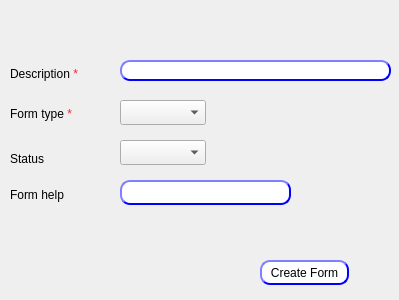
Old version of the form presentation/authorization_ui/createForm.ui in the repository Hossam01/HyperPOS2020Design.
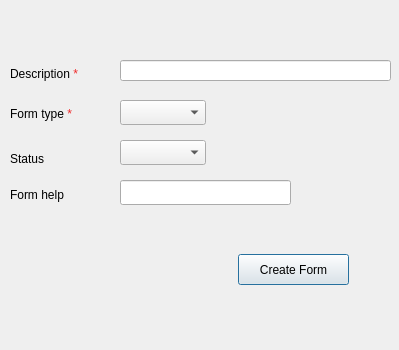
New version of the form.

The edit to the form file:
```diff
--- a/presentation/authorization_ui/createForm.ui
+++ b/presentation/authorization_ui/createForm.ui
@@ -7,9 +7,21 @@
     <x>0</x>
     <y>0</y>
     <width>399</width>
-    <height>300</height>
+    <height>350</height>
    </rect>
   </property>
+  <property name="minimumSize">
+   <size>
+    <width>399</width>
+    <height>350</height>
+   </size>
+  </property>
+  <property name="maximumSize">
+   <size>
+    <width>399</width>
+    <height>350</height>
+   </size>
+  </property>
   <property name="windowTitle">
    <string>Form</string>
   </property>
@@ -26,35 +38,16 @@
   <widget class="QPushButton" name="BTN_createForm">
    <property name="geometry">
     <rect>
-     <x>260</x>
-     <y>260</y>
-     <width>89</width>
-     <height>25</height>
+     <x>238</x>
+     <y>254</y>
+     <width>111</width>
+     <height>31</height>
     </rect>
    </property>
-   <property name="styleSheet">
-    <string notr="true">QPushButton{
-                                        background-color: white;
-                                        border-style: outset;
-                                        border-width: 2px;
-                                        border-radius: 10px;
-                                        border-color: blue;
-                                        min-width: 6em;
-                                        }
-                                        QPushButton:hover {
-                                        background: qradialgradient(
-                                        cx: 0.3, cy: -0.4, fx: 0.3, fy: -0.4,
-                                        radius: 1.35, stop: 0 #fff, stop: 1 #bbb
-                                        );
-                                        }
-                                        QPushButton:pressed {
-                                        border-style: inset;
-                                        background: qradialgradient(
-                                        cx: 0.4, cy: -0.1, fx: 0.4, fy: -0.1,
-                                        radius: 1.35, stop: 0 #fff, stop: 1 #ddd
-                                        );
-                                        }
-                                    </string>
+   <property name="font">
+    <font>
+     <pointsize>9</pointsize>
+    </font>
    </property>
    <property name="text">
     <string>Create Form</string>
@@ -95,30 +88,6 @@
      <height>21</height>
     </rect>
    </property>
-   <property name="styleSheet">
-    <string notr="true">QLineEdit{
-                                        background-color: white;
-                                        border-style: outset;
-                                        border-width: 2px;
-                                        border-radius: 10px;
-                                        border-color: blue;
-                                        min-width: 6em;
-                                        }
-                                        QLineEdit:hover {
-                                        background: qradialgradient(
-                                        cx: 0.3, cy: -0.4, fx: 0.3, fy: -0.4,
-                                        radius: 1.35, stop: 0 #fff, stop: 1 #bbb
-                                        );
-                                        }
-                                       QLineEdit:pressed {
-                                        border-style: inset;
-                                        background: qradialgradient(
-                                        cx: 0.4, cy: -0.1, fx: 0.4, fy: -0.1,
-                                        radius: 1.35, stop: 0 #fff, stop: 1 #ddd
-                                        );
-                                        }
-                                    </string>
-   </property>
   </widget>
   <widget class="QLabel" name="label_7">
    <property name="geometry">
@@ -144,30 +113,6 @@
      <height>25</height>
     </rect>
    </property>
-   <property name="styleSheet">
-    <string notr="true">QLineEdit{
-                                        background-color: white;
-                                        border-style: outset;
-                                        border-width: 2px;
-                                        border-radius: 10px;
-                                        border-color: blue;
-                                        min-width: 6em;
-                                        }
-                                        QLineEdit:hover {
-                                        background: qradialgradient(
-                                        cx: 0.3, cy: -0.4, fx: 0.3, fy: -0.4,
-                                        radius: 1.35, stop: 0 #fff, stop: 1 #bbb
-                                        );
-                                        }
-                                       QLineEdit:pressed {
-                                        border-style: inset;
-                                        background: qradialgradient(
-                                        cx: 0.4, cy: -0.1, fx: 0.4, fy: -0.1,
-                                        radius: 1.35, stop: 0 #fff, stop: 1 #ddd
-                                        );
-                                        }
-                                    </string>
-   </property>
    <property name="placeholderText">
     <string/>
    </property>
```
